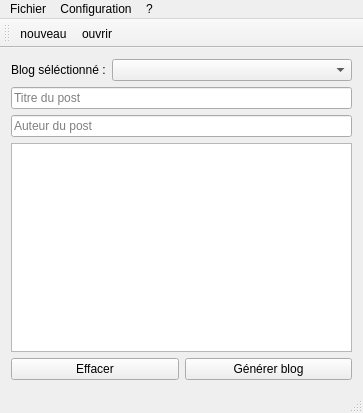
Above: interface/mainwindow.ui from corentin38/pmb before the change. Below: the same form after it.
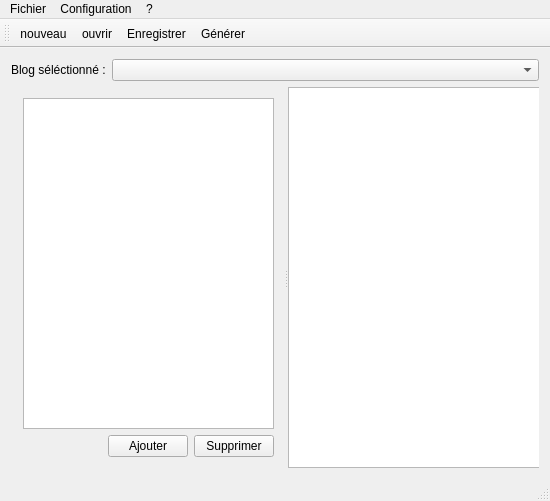
That is the form after the change.

The edit to the form file:
```diff
--- a/interface/mainwindow.ui
+++ b/interface/mainwindow.ui
@@ -6,8 +6,8 @@
    <rect>
     <x>0</x>
     <y>0</y>
-    <width>363</width>
-    <height>413</height>
+    <width>550</width>
+    <height>501</height>
    </rect>
   </property>
   <property name="minimumSize">
@@ -23,6 +23,12 @@
    <layout class="QVBoxLayout" name="verticalLayout">
     <item>
      <layout class="QFormLayout" name="formLayout">
+      <property name="sizeConstraint">
+       <enum>QLayout::SetDefaultConstraint</enum>
+      </property>
+      <property name="fieldGrowthPolicy">
+       <enum>QFormLayout::ExpandingFieldsGrow</enum>
+      </property>
       <item row="0" column="0">
        <widget class="QLabel" name="selectedBlogLabel">
         <property name="text">
@@ -43,39 +49,78 @@
      </layout>
     </item>
     <item>
-     <widget class="QLineEdit" name="titleEdit">
-      <property name="placeholderText">
-       <string>Titre du post</string>
+     <widget class="QSplitter" name="splitter">
+      <property name="sizePolicy">
+       <sizepolicy hsizetype="Expanding" vsizetype="Expanding">
+        <horstretch>0</horstretch>
+        <verstretch>0</verstretch>
+       </sizepolicy>
       </property>
-     </widget>
-    </item>
+      <property name="layoutDirection">
+       <enum>Qt::RightToLeft</enum>
+      </property>
+      <property name="orientation">
+       <enum>Qt::Horizontal</enum>
+      </property>
+      <property name="handleWidth">
+       <number>3</number>
+      </property>
+      <property name="childrenCollapsible">
+       <bool>true</bool>
+      </property>
+      <widget class="QTextBrowser" name="postDisplay"/>
+      <widget class="QWidget" name="widget" native="true">
+       <layout class="QVBoxLayout" name="verticalLayout_3">
     <item>
-     <widget class="QLineEdit" name="authorEdit">
-      <property name="placeholderText">
-       <string>Auteur du post</string>
-      </property>
-     </widget>
-    </item>
-    <item>
-     <widget class="QTextEdit" name="lifeEdit"/>
-    </item>
+         <widget class="QListView" name="postList">
+          <property name="sizePolicy">
+           <sizepolicy hsizetype="Expanding" vsizetype="Expanding">
+            <horstretch>0</horstretch>
+            <verstretch>0</verstretch>
+           </sizepolicy>
+          </property>
+          <property name="baseSize">
+           <size>
+            <width>0</width>
+            <height>0</height>
+           </size>
+          </property>
+         </widget>
+        </item>
     <item>
      <layout class="QHBoxLayout" name="horizontalLayout">
       <item>
        <widget class="QPushButton" name="clearButton">
         <property name="text">
-         <string>Effacer</string>
+             <string>Supprimer</string>
         </property>
        </widget>
       </item>
       <item>
        <widget class="QPushButton" name="generateButton">
         <property name="text">
-         <string>Générer blog</string>
+             <string>Ajouter</string>
         </property>
        </widget>
       </item>
-     </layout>
+          <item>
+           <spacer name="horizontalSpacer">
+            <property name="orientation">
+             <enum>Qt::Horizontal</enum>
+            </property>
+            <property name="sizeHint" stdset="0">
+             <size>
+              <width>40</width>
+              <height>20</height>
+             </size>
+            </property>
+           </spacer>
+          </item>
+         </layout>
+        </item>
+       </layout>
+      </widget>
+     </widget>
     </item>
    </layout>
   </widget>
@@ -84,7 +129,7 @@
     <rect>
      <x>0</x>
      <y>0</y>
-     <width>363</width>
+     <width>550</width>
      <height>23</height>
     </rect>
    </property>
@@ -119,6 +164,8 @@
    </attribute>
    <addaction name="actionNew"/>
    <addaction name="actionOpen"/>
+   <addaction name="actionSave"/>
+   <addaction name="actionGenerate"/>
   </widget>
   <widget class="QStatusBar" name="statusBar"/>
   <action name="actionQuit">
@@ -152,6 +199,16 @@
     <string>Ouvrir un blog</string>
    </property>
   </action>
+  <action name="actionGenerate">
+   <property name="text">
+    <string>Générer</string>
+   </property>
+  </action>
+  <action name="actionSave">
+   <property name="text">
+    <string>Enregistrer</string>
+   </property>
+  </action>
  </widget>
  <layoutdefault spacing="6" margin="11"/>
  <resources/>
```
Left out of the diff: 4 changed lines with no effect on the pictures. Lines whose indentation alone changed are shown as unchanged.
